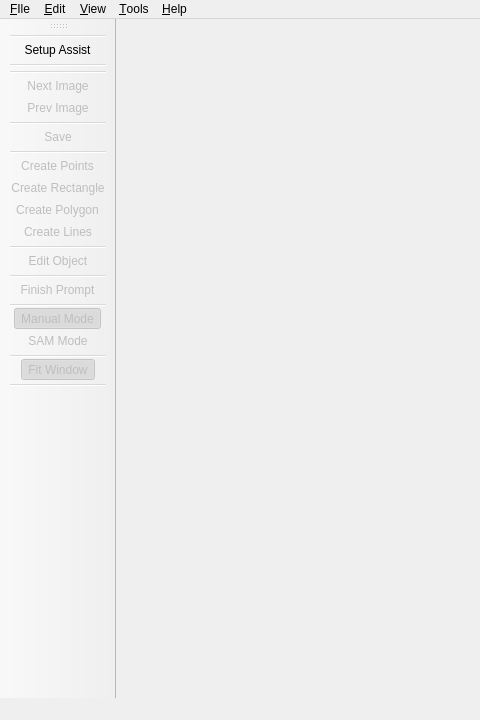
This is src/widgets/main_window/form.ui in J094/label-anything as Qt 5 draws it before an edit; both pictures show x 0 to 480 and y 0 to 720 of the 1280 by 720 pixel window. The edited form follows.
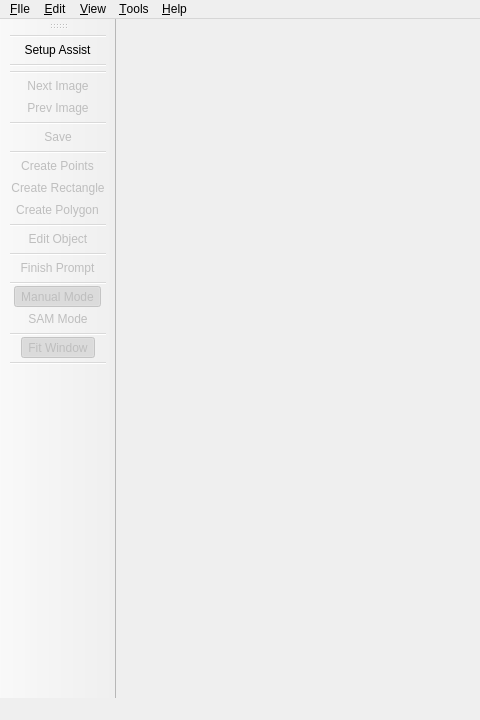
This is the edited form.

The edit to the form file:
```diff
--- a/src/widgets/main_window/form.ui
+++ b/src/widgets/main_window/form.ui
@@ -152,7 +152,6 @@
    <addaction name="action_Create_Points"/>
    <addaction name="action_Create_Rectangle"/>
    <addaction name="action_Create_Polygon"/>
-   <addaction name="action_Create_Lines"/>
    <addaction name="separator"/>
    <addaction name="action_Edit_Object"/>
    <addaction name="separator"/>
@@ -295,20 +294,6 @@
     <string>Create &amp;Polygon</string>
    </property>
   </action>
-  <action name="action_Create_Lines">
-   <property name="checkable">
-    <bool>true</bool>
-   </property>
-   <property name="enabled">
-    <bool>false</bool>
-   </property>
-   <property name="text">
-    <string>Create &amp;Lines</string>
-   </property>
-   <property name="toolTip">
-    <string>Create Lines</string>
-   </property>
-  </action>
   <action name="action_Edit_Object">
    <property name="checkable">
     <bool>true</bool>
```
Left out of the diff: 1 changed line with no effect on the pictures.
